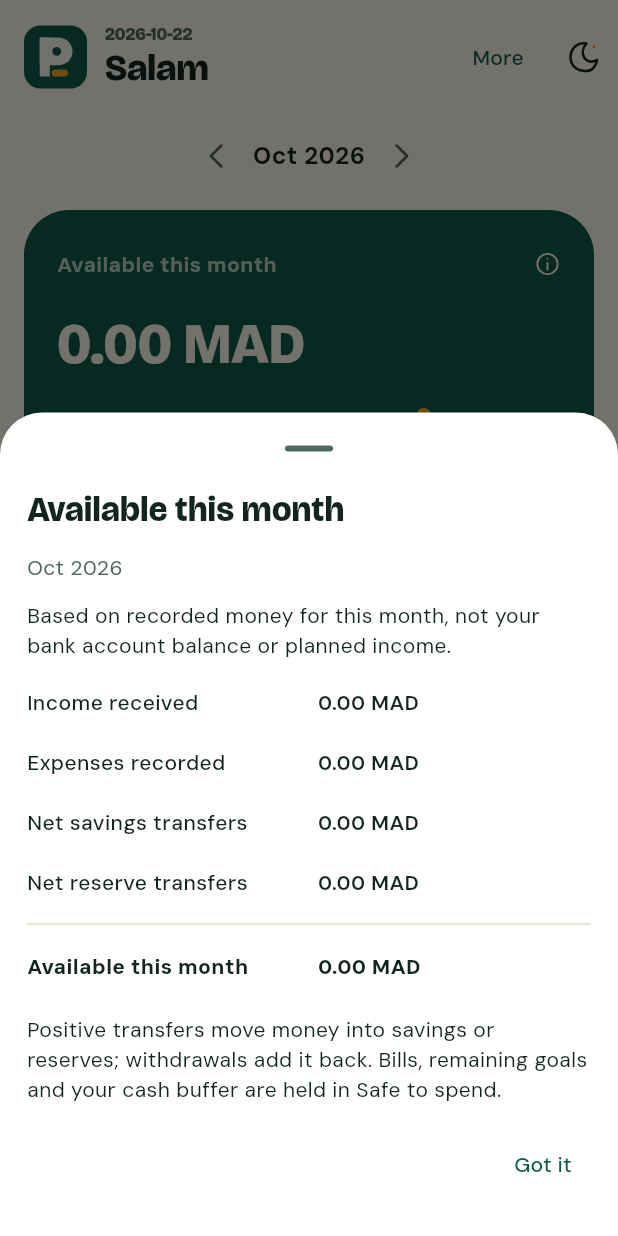
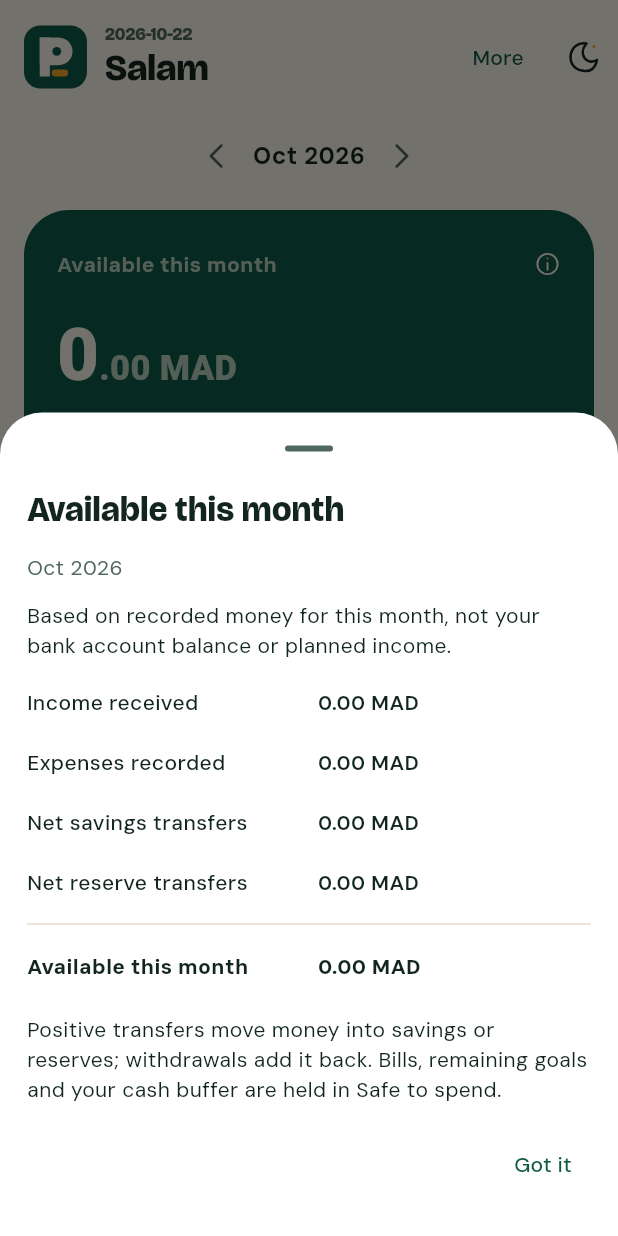
Before and after one commit to flymoa/payday-android, a Flutter app: the screen it shows after launch, after a tap on "Available this month", on a phone screen of 412 x 824 dp. Run offline on Flutter 3.47's test engine with Material 3 defaults, Android fonts, the phone set to English and light mode, and no system bars; our stand-ins replace file_picker, flutter_secure_storage, google_sign_in, share_plus, sqflite; accounts and stored records are empty; key blocks and very long unbroken strings in the code were emptied for the run.

Commit message:
Match opening wave and balance typography to approved PNG reference

```diff
--- a/offline_app/lib/main.dart
+++ b/offline_app/lib/main.dart
@@ -446,7 +446,7 @@ class _FinanceState extends State<FinanceScreen>{
      balanceTap('Explain available balance',()=>balanceDetails(balance,false),Column(crossAxisAlignment:CrossAxisAlignment.start,children:[
       Row(children:[Expanded(child:Text('Available this month',style:TextStyle(color:Color(0xffB8D0BF),fontWeight:FontWeight.w700))),
        PaydayAppIcon(Icons.info_outline,color:heroInk,size:18)]),
-      SizedBox(height:16),FittedBox(fit:BoxFit.scaleDown,child:Text('${homeDigits(balance.available)} MAD',style:TextStyle(fontFamily:'Bricolage',fontSize:38,fontWeight:FontWeight.w800,color:heroInk))),
+      SizedBox(height:16),FittedBox(fit:BoxFit.scaleDown,child:Text.rich(TextSpan(children:[TextSpan(text:homeDigits(balance.available).split('.').first,style:TextStyle(fontSize:48)),TextSpan(text:'.${homeDigits(balance.available).split('.').last} MAD',style:TextStyle(fontSize:23,color:Color(0xffB8D0BF)))]),style:TextStyle(fontFamily:'Bricolage',fontWeight:FontWeight.w800,color:heroInk))),
       SizedBox(height:16),ExcludeSemantics(child:Row(crossAxisAlignment:CrossAxisAlignment.end,children:List.generate(28,(i)=>Expanded(child:Container(
        margin:EdgeInsets.only(right:3),height:i==20?27:15,decoration:BoxDecoration(color:i==20?paydaySaffron:heroInk.withValues(alpha:i<20 ? .55 : .18),borderRadius:BorderRadius.circular(4))))))),
       SizedBox(height:10),Wrap(spacing:16,runSpacing:5,children:[Text('Spent ${money(balance.expenses)}',style:TextStyle(color:Color(0xffB8D0BF),fontSize:12,fontWeight:FontWeight.w600)),
--- a/offline_app/lib/opening.dart
+++ b/offline_app/lib/opening.dart
@@ -85,7 +85,9 @@ class _PaydayOpeningState extends State<PaydayOpening>
           child: Opacity(opacity: 1 - homeReveal,
             child: Material(key: const ValueKey('payday-opening-overlay'), color: background,
               child: Semantics(label: 'PAYDAY. Every dirham, in control.',
-                child: ExcludeSemantics(child: Center(child: Stack(
+                child: ExcludeSemantics(child: Stack(children:[
+                 Positioned(left:20,right:20,bottom:0,height:110,child:CustomPaint(painter:_OpeningWave(teal))),
+                 Center(child: Stack(
                   alignment: Alignment.center, clipBehavior: Clip.none, children: [
                     if (!_reduced) Transform.translate(
                       offset: const Offset(0, -25),
@@ -163,7 +165,7 @@ class _PaydayOpeningState extends State<PaydayOpening>
                       )),
                     ),
                   ],
-                ))),
+                ))])),
               ),
             ),
           ),
@@ -179,3 +181,18 @@ class _WordReveal extends CustomClipper<Rect> {
   @override Rect getClip(Size size) => Rect.fromLTWH(0, 0, size.width*progress, size.height);
   @override bool shouldReclip(_WordReveal oldClipper) => oldClipper.progress != progress;
 }
+
+
+class _OpeningWave extends CustomPainter{
+ const _OpeningWave(this.color);
+ final Color color;
+ @override void paint(Canvas c,Size size){
+  final width=size.width/28;
+  for(var i=0;i<28;i++){
+   final height=25+78*math.exp(-math.pow((i-10)/7,2));
+   final paint=Paint()..color=i==22?paydaySaffron:color.withValues(alpha:.38+.22*math.sin(i/7).abs());
+   c.drawRRect(RRect.fromRectAndRadius(Rect.fromLTWH(i*width,size.height-height,width*.60,height),const Radius.circular(4)),paint);
+  }
+ }
+ @override bool shouldRepaint(covariant _OpeningWave old)=>old.color!=color;
+}
```
